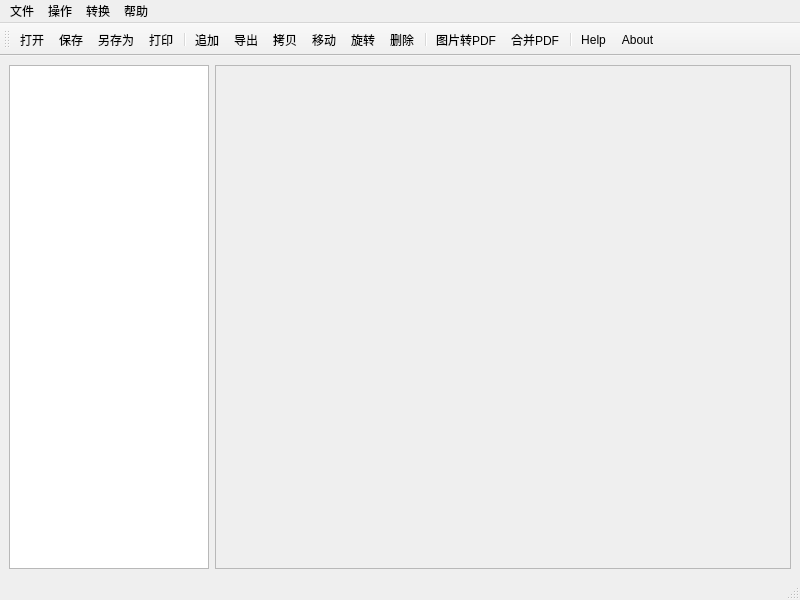
Qt form MainWindow.ui (tzous/pdfedit) before a commit.
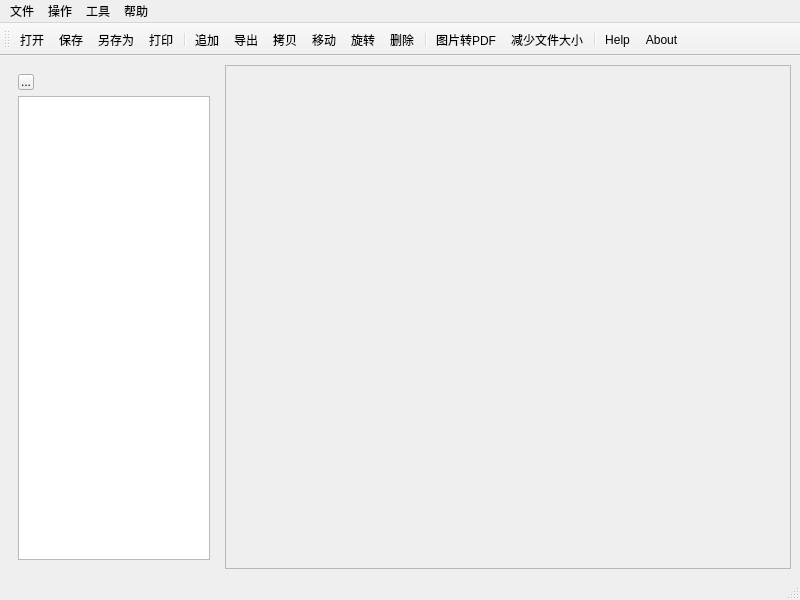
The same form after that commit. Icons and pictures are not drawn.

The edit to the form file:
```diff
--- a/MainWindow.ui
+++ b/MainWindow.ui
@@ -18,19 +18,72 @@
     <item>
      <layout class="QHBoxLayout" name="horizontalLayout">
       <item>
-       <widget class="QListWidget" name="listWidget">
+       <widget class="QWidget" name="widget" native="true">
         <property name="minimumSize">
          <size>
-          <width>200</width>
+          <width>0</width>
           <height>0</height>
          </size>
         </property>
         <property name="maximumSize">
          <size>
-          <width>200</width>
+          <width>210</width>
           <height>16777215</height>
          </size>
         </property>
+        <layout class="QVBoxLayout" name="verticalLayout">
+         <property name="sizeConstraint">
+          <enum>QLayout::SetDefaultConstraint</enum>
+         </property>
+         <item>
+          <widget class="QToolButton" name="btnShrink">
+           <property name="minimumSize">
+            <size>
+             <width>16</width>
+             <height>16</height>
+            </size>
+           </property>
+           <property name="maximumSize">
+            <size>
+             <width>16</width>
+             <height>16</height>
+            </size>
+           </property>
+           <property name="text">
+            <string>...</string>
+           </property>
+           <property name="icon">
+            <iconset resource="PdfRes.qrc">
+             <normaloff>:/res/res/arrowleft.png</normaloff>:/res/res/arrowleft.png</iconset>
+           </property>
+           <property name="iconSize">
+            <size>
+             <width>16</width>
+             <height>16</height>
+            </size>
+           </property>
+           <property name="autoRaise">
+            <bool>false</bool>
+           </property>
+          </widget>
+         </item>
+         <item>
+          <widget class="QListWidget" name="listWidget">
+           <property name="minimumSize">
+            <size>
+             <width>0</width>
+             <height>0</height>
+            </size>
+           </property>
+           <property name="maximumSize">
+            <size>
+             <width>16777215</width>
+             <height>16777215</height>
+            </size>
+           </property>
+          </widget>
+         </item>
+        </layout>
        </widget>
       </item>
       <item>
@@ -43,7 +96,7 @@
           <rect>
            <x>0</x>
            <y>0</y>
-           <width>572</width>
+           <width>562</width>
            <height>499</height>
           </rect>
          </property>
@@ -101,10 +154,10 @@
    </widget>
    <widget class="QMenu" name="menu_4">
     <property name="title">
-     <string>转换</string>
+     <string>工具</string>
     </property>
     <addaction name="actionPicToPdf"/>
-    <addaction name="actionMerge"/>
+    <addaction name="actionFileSize"/>
    </widget>
    <addaction name="menu"/>
    <addaction name="menu_2"/>
@@ -141,7 +194,7 @@
    <addaction name="actionDelete"/>
    <addaction name="separator"/>
    <addaction name="actionPicToPdf"/>
-   <addaction name="actionMerge"/>
+   <addaction name="actionFileSize"/>
    <addaction name="separator"/>
    <addaction name="actionHelp"/>
    <addaction name="actionAbout"/>
@@ -227,7 +280,7 @@
     <string>追加</string>
    </property>
    <property name="toolTip">
-    <string>追加一个pdf文档或图片到当前文档</string>
+    <string>追加一个pdf文档到当前文档</string>
    </property>
   </action>
   <action name="actionDelete">
@@ -320,16 +373,13 @@
     <string>图片转PDF工具</string>
    </property>
   </action>
-  <action name="actionMerge">
+  <action name="actionFileSize">
    <property name="icon">
     <iconset resource="PdfRes.qrc">
      <normaloff>:/res/res/custom.png</normaloff>:/res/res/custom.png</iconset>
    </property>
    <property name="text">
-    <string>合并PDF</string>
-   </property>
-   <property name="toolTip">
-    <string>合并多个PDF</string>
+    <string>减少文件大小</string>
    </property>
   </action>
  </widget>
```
